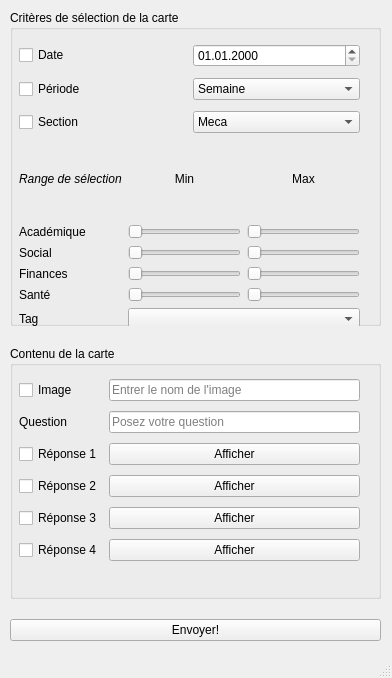
Above: MainWindowGUI.ui from emiledecosterd/CardGeneratorUI before the change. Below: the same form after it.
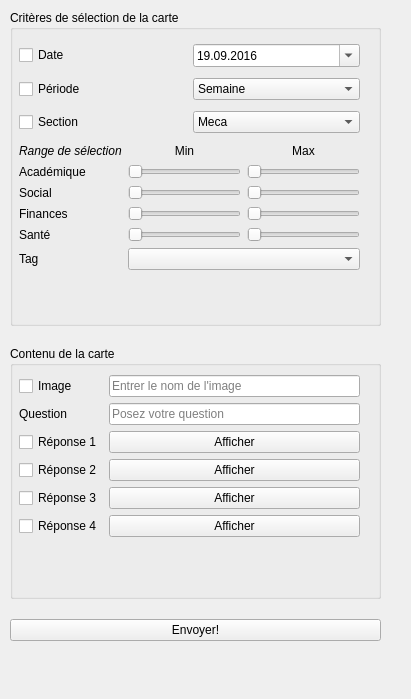
That is the form after the change.

Commit message: Modifié un peu la fenetre

The edit to the form file:
```diff
--- a/MainWindowGUI.ui
+++ b/MainWindowGUI.ui
@@ -6,8 +6,8 @@
    <rect>
     <x>0</x>
     <y>0</y>
-    <width>392</width>
-    <height>678</height>
+    <width>411</width>
+    <height>699</height>
    </rect>
   </property>
   <property name="windowTitle">
@@ -32,9 +32,21 @@
      </property>
      <item>
       <widget class="QGroupBox" name="groupBox">
+       <property name="enabled">
+        <bool>true</bool>
+       </property>
+       <property name="sizePolicy">
+        <sizepolicy hsizetype="Preferred" vsizetype="Expanding">
+         <horstretch>0</horstretch>
+         <verstretch>0</verstretch>
+        </sizepolicy>
+       </property>
        <property name="title">
         <string>Critères de sélection de la carte</string>
        </property>
+       <property name="flat">
+        <bool>false</bool>
+       </property>
        <widget class="QWidget" name="gridLayoutWidget">
         <property name="geometry">
          <rect>
@@ -50,6 +62,9 @@
            <property name="text">
             <string>Date</string>
            </property>
+           <property name="checked">
+            <bool>false</bool>
+           </property>
           </widget>
          </item>
          <item row="1" column="0">
@@ -75,12 +90,15 @@
          </item>
          <item row="0" column="1">
           <widget class="QDateEdit" name="dateEdit">
-           <property name="date">
-            <date>
-             <year>2000</year>
-             <month>1</month>
-             <day>1</day>
-            </date>
+           <property name="dateTime">
+            <datetime>
+             <hour>0</hour>
+             <minute>0</minute>
+             <second>0</second>
+             <year>2016</year>
+             <month>9</month>
+             <day>19</day>
+            </datetime>
            </property>
            <property name="time">
             <time>
@@ -108,14 +126,24 @@
            </property>
            <property name="minimumDate">
             <date>
-             <year>1816</year>
+             <year>2016</year>
              <month>9</month>
-             <day>14</day>
+             <day>19</day>
             </date>
            </property>
            <property name="displayFormat">
             <string>dd.MM.yyyy</string>
            </property>
+           <property name="calendarPopup">
+            <bool>true</bool>
+           </property>
+           <property name="date">
+            <date>
+             <year>2016</year>
+             <month>9</month>
+             <day>19</day>
+            </date>
+           </property>
           </widget>
          </item>
          <item row="2" column="0">
@@ -156,6 +184,19 @@
          </rect>
         </property>
         <layout class="QGridLayout" name="gridLayout_2">
+         <property name="topMargin">
+          <number>5</number>
+         </property>
+         <property name="bottomMargin">
+          <number>5</number>
+         </property>
+         <item row="3" column="0">
+          <widget class="QLabel" name="label_4">
+           <property name="text">
+            <string>Finances</string>
+           </property>
+          </widget>
+         </item>
          <item row="1" column="0">
           <widget class="QLabel" name="label">
            <property name="text">
@@ -170,13 +211,6 @@
            </property>
           </widget>
          </item>
-         <item row="3" column="0">
-          <widget class="QLabel" name="label_4">
-           <property name="text">
-            <string>Finances</string>
-           </property>
-          </widget>
-         </item>
          <item row="3" column="2">
           <widget class="QSlider" name="financesMaxSlider">
            <property name="orientation">
@@ -282,13 +316,21 @@
          <item row="5" column="1" colspan="2">
           <widget class="QComboBox" name="tag_comboBox"/>
          </item>
+         <item row="6" column="0">
+          <spacer name="verticalSpacer">
+           <property name="orientation">
+            <enum>Qt::Vertical</enum>
+           </property>
+           <property name="sizeHint" stdset="0">
+            <size>
+             <width>20</width>
+             <height>40</height>
+            </size>
+           </property>
+          </spacer>
+         </item>
         </layout>
        </widget>
-       <zorder>gridLayoutWidget</zorder>
-       <zorder>gridLayoutWidget_2</zorder>
-       <zorder>groupBox_2</zorder>
-       <zorder>groupBox_2</zorder>
-       <zorder>groupBox_2</zorder>
       </widget>
      </item>
      <item>
@@ -390,6 +432,19 @@
            </property>
           </widget>
          </item>
+         <item row="6" column="0">
+          <spacer name="verticalSpacer_2">
+           <property name="orientation">
+            <enum>Qt::Vertical</enum>
+           </property>
+           <property name="sizeHint" stdset="0">
+            <size>
+             <width>20</width>
+             <height>40</height>
+            </size>
+           </property>
+          </spacer>
+         </item>
         </layout>
        </widget>
       </widget>
@@ -404,17 +459,6 @@
     </layout>
    </widget>
   </widget>
-  <widget class="QMenuBar" name="menubar">
-   <property name="geometry">
-    <rect>
-     <x>0</x>
-     <y>0</y>
-     <width>392</width>
-     <height>22</height>
-    </rect>
-   </property>
-  </widget>
-  <widget class="QStatusBar" name="statusbar"/>
  </widget>
  <resources/>
  <connections/>
```
